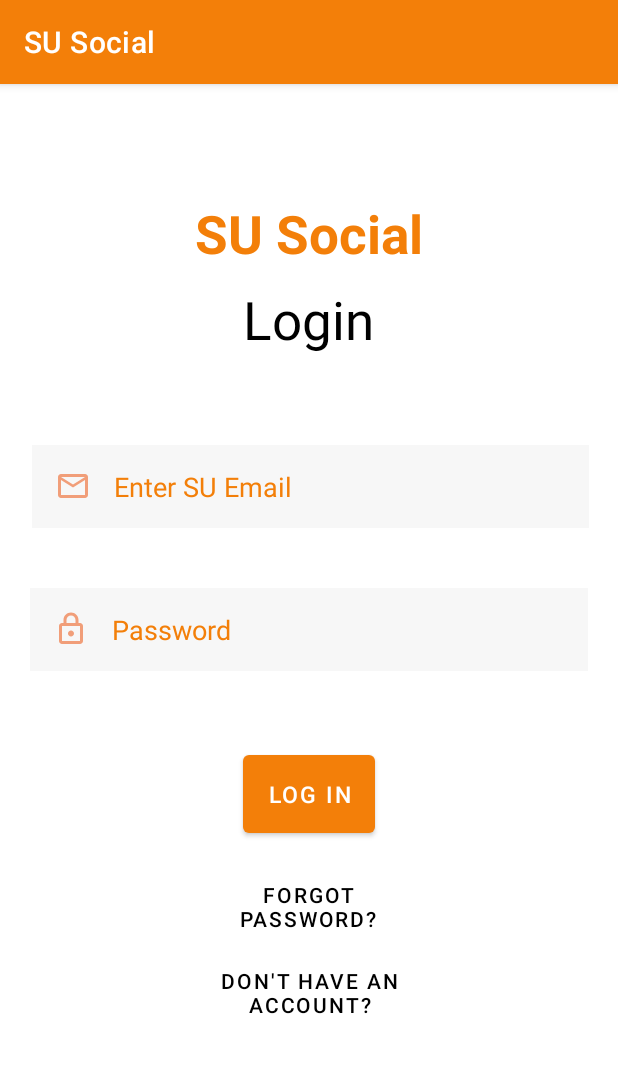
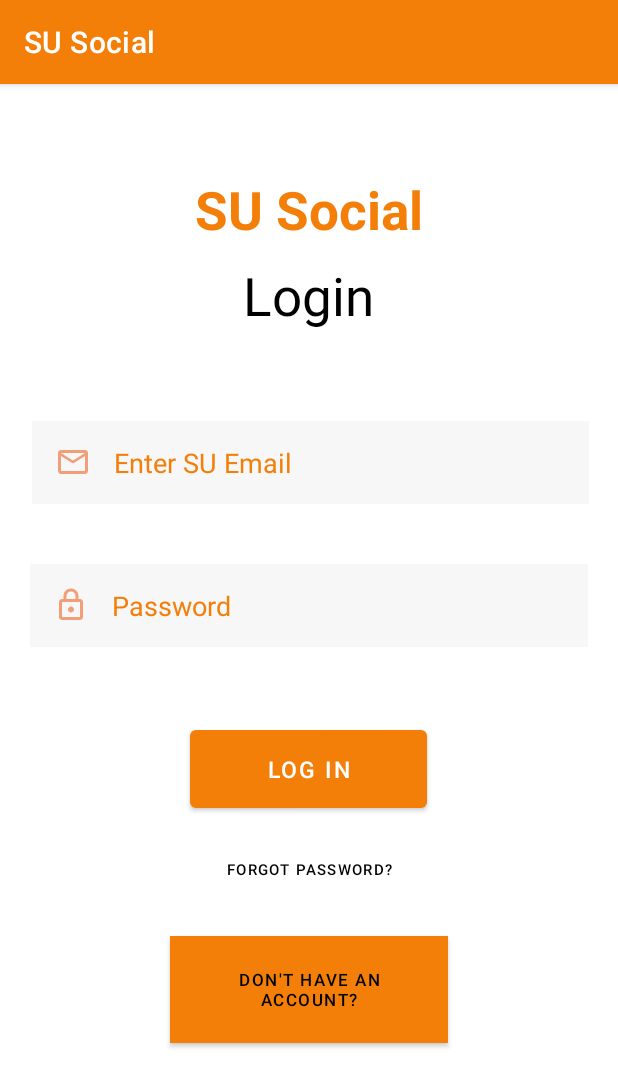
Before and after one commit to Erodri07/SU_Social, an Android app: the screen it shows after launch (LoginUI), on a phone screen of 412 x 824 dp. Shown: the top 1087 px of the screen. Run offline under Robolectric (Android 15) with nearby library versions, the phone set to English and light mode, and no system bars; our stand-ins replace Firebase (no records; nobody signed in at launch, a user with empty details on screens opened directly).

Commit message:
Fixed the login and register uis for so that they work with my phone

```diff
--- a/app/src/main/java/com/example/susocial/LoginUI.java
+++ b/app/src/main/java/com/example/susocial/LoginUI.java
@@ -44,6 +44,7 @@ public class LoginUI extends AppCompatActivity implements View.OnClickListener{
         forgotPassButton.setOnClickListener(this);
         registerButton = findViewById(R.id.createAccButton);
         registerButton.setOnClickListener(this);
+        registerButton.setVisibility(View.VISIBLE);
 
         //popup text for if user fails
         //if(login fails) then display this message
--- a/app/src/main/res/layout/activity_login_ui.xml
+++ b/app/src/main/res/layout/activity_login_ui.xml
@@ -4,7 +4,7 @@
     xmlns:tools = "http://schemas.android.com/tools"
     android:layout_width="match_parent"
     android:layout_height = "match_parent"
-    android:paddingTop="16dp" tools:context = ".MainActivity">
+    tools:context = ".MainActivity">
 
     <TextView
         android:id="@+id/SUSocialText"
@@ -78,28 +78,26 @@
 
     <Button
         android:id="@+id/GetPasswordButton"
-        android:layout_width="wrap_content"
+        android:layout_width="180dp"
         android:layout_height="wrap_content"
         android:layout_below="@+id/loginButton"
+        android:layout_marginTop="1dp"
+        android:layout_marginEnd="100dp"
         android:layout_centerHorizontal="true"
-
-        android:layout_marginStart="163dp"
-        android:layout_marginTop="5dp"
-        android:layout_marginEnd="100dp"
         android:background="@android:color/transparent"
         android:text="forgot password?"
-        android:textColor="@color/black" />
+        android:textColor="@color/black"
+        android:textSize="10sp" />
 
     <Button
         android:id="@+id/loginButton"
-        android:layout_width="wrap_content"
+        android:layout_width="158dp"
         android:layout_height="wrap_content"
         android:layout_below="@id/PasswordLogin"
-        android:layout_centerHorizontal="true"
-        android:layout_marginStart="163dp"
-        android:layout_marginTop="50dp"
+        android:layout_marginTop="49dp"
         android:layout_marginEnd="157dp"
         android:layout_marginBottom="10dp"
+        android:layout_centerHorizontal="true"
         android:padding="15dp"
         android:text="Log In"
         android:textSize="15sp" />
@@ -111,10 +109,12 @@
         android:layout_below="@+id/GetPasswordButton"
         android:layout_centerHorizontal="true"
         android:layout_marginStart="69dp"
-        android:layout_marginTop="2dp"
+        android:layout_marginTop="20dp"
         android:layout_marginEnd="157dp"
-        android:background="@android:color/transparent"
+        android:background="@android:color/black"
+        android:padding="15sp"
         android:text="Don't have an account?"
-        android:textColor="@color/black" />
+        android:textColor="@color/black"
+        android:textSize="11sp" />
 
 </RelativeLayout>
```
Also changed, not shown: app/src/main/res/layout/activity_user_registration.xml (+8 -5 lines).
